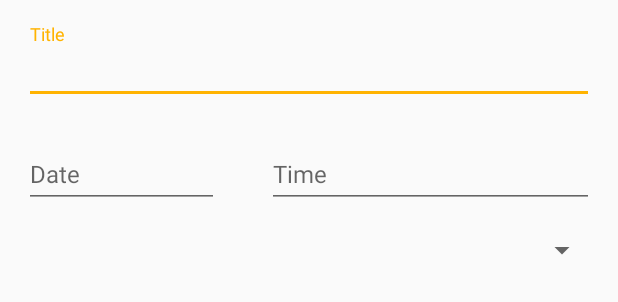
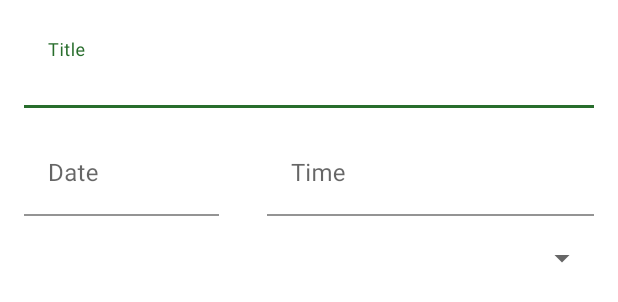
Before and after one commit to goodibunakov/iRemember, an Android app: the layout dialog_task.xml on its own in the app's theme, with its tools: preview values and no code run, on a phone screen of 412 x 824 dp. Shown: the top 302 px of the screen. Run offline under Robolectric (Android 15) with nearby library versions, the phone set to English and light mode, and no system bars.

Commit message:
Fix Crashlytics, RateBottomSheet added, migrate to MaterialComponents

```diff
--- a/IRemember/app/build.gradle
+++ b/IRemember/app/build.gradle
@@ -2,7 +2,6 @@ apply plugin: 'com.android.application'
 apply plugin: 'kotlin-android'
 apply plugin: 'kotlin-android-extensions'
 apply plugin: 'kotlin-kapt'
-apply plugin: 'io.fabric'
 apply plugin: 'com.google.firebase.firebase-perf'
 
 android {
@@ -92,10 +91,14 @@ dependencies {
     // Firebase
     implementation 'com.google.firebase:firebase-core:17.2.3'
     implementation 'com.google.firebase:firebase-analytics:17.2.3'
+    implementation 'com.google.firebase:firebase-crashlytics:17.0.0-beta01'
     implementation 'com.google.firebase:firebase-perf:19.0.5'
 
     // Stetho
 //    implementation 'com.facebook.stetho:stetho:1.5.1'
+
+    // RateBottomSheet
+    implementation 'com.mikhaellopez:ratebottomsheet:1.0.3'
 
     implementation fileTree(include: ['*.jar'], dir: 'libs')
     androidTestImplementation('androidx.test.espresso:espresso-core:3.2.0', {
@@ -105,3 +108,4 @@ dependencies {
     testImplementation 'androidx.test.ext:junit:1.1.1'
 }
 apply plugin: 'com.google.gms.google-services'
+apply plugin: 'com.google.firebase.crashlytics'
--- a/IRemember/app/src/main/java/ru/goodibunakov/iremember/presentation/presenter/CurrentTaskFragmentPresenter.kt
+++ b/IRemember/app/src/main/java/ru/goodibunakov/iremember/presentation/presenter/CurrentTaskFragmentPresenter.kt
@@ -25,6 +25,7 @@ class CurrentTaskFragmentPresenter(private val bus: RxBus) : TaskFragmentPresent
 
         searchSubscribe()
         bus.post(UpdateEvent)
+        viewState.initRateBottomSheet()
     }
 
     private fun getTasks(query: String = "") {
--- a/IRemember/app/src/main/java/ru/goodibunakov/iremember/presentation/view/adapter/TasksAdapter.kt
+++ b/IRemember/app/src/main/java/ru/goodibunakov/iremember/presentation/view/adapter/TasksAdapter.kt
@@ -139,7 +139,7 @@ abstract class TasksAdapter : RecyclerView.Adapter<RecyclerView.ViewHolder>() {
                 itemView.priority.isEnabled = false
                 model.status = ModelTask.STATUS_DONE
 
-                itemView.tvTitle.setTextColor(ContextCompat.getColor(itemView.tvTitle.context, R.color.gray50))
+                itemView.tvTitle.setTextColor(ContextCompat.getColor(itemView.tvTitle.context, R.color.colorGray50))
                 itemView.tvDate.setTextColor(ContextCompat.getColor(itemView.tvDate.context, android.R.color.darker_gray))
                 itemView.priority.setColorFilter(ContextCompat.getColor(itemView.priority.context, model.getPriorityColor()))
 
--- a/IRemember/app/src/main/java/ru/goodibunakov/iremember/presentation/view/fragment/CurrentTaskFragmentView.kt
+++ b/IRemember/app/src/main/java/ru/goodibunakov/iremember/presentation/view/fragment/CurrentTaskFragmentView.kt
@@ -10,7 +10,11 @@ interface CurrentTaskFragmentView : TaskFragmentView {
     override fun checkAdapter()
     fun showFab()
     fun hideFab()
+
     @StateStrategyType(SkipStrategy::class)
     fun showEditTaskDialog(task: ModelTask)
     override fun cancelRemoveDialog()
+
+    @StateStrategyType(OneExecutionStateStrategy::class)
+    fun initRateBottomSheet()
 }
--- a/IRemember/app/src/main/res/layout/dialog_task.xml
+++ b/IRemember/app/src/main/res/layout/dialog_task.xml
@@ -1,5 +1,6 @@
 <?xml version="1.0" encoding="utf-8"?>
 <ScrollView xmlns:android="http://schemas.android.com/apk/res/android"
+    xmlns:app="http://schemas.android.com/apk/res-auto"
     xmlns:tools="http://schemas.android.com/tools"
     android:layout_width="match_parent"
     android:layout_height="wrap_content"
@@ -12,11 +13,12 @@
         <com.google.android.material.textfield.TextInputLayout
             android:id="@+id/dialogTaskTitle"
             android:layout_width="match_parent"
-            android:hint="@string/task_title"
             android:layout_height="wrap_content"
             android:layout_marginLeft="16dp"
             android:layout_marginTop="16dp"
-            android:layout_marginRight="16dp">
+            android:layout_marginRight="16dp"
+            android:hint="@string/task_title"
+            app:boxBackgroundColor="@android:color/white">
 
             <EditText
                 android:id="@+id/etTitle"
@@ -31,11 +33,12 @@
             android:id="@+id/dialogTaskDate"
             android:layout_width="130dp"
             android:layout_height="wrap_content"
-            android:hint="@string/task_date"
             android:layout_below="@id/dialogTaskTitle"
             android:layout_marginLeft="16dp"
             android:layout_marginTop="16dp"
-            android:layout_marginRight="16dp">
+            android:layout_marginRight="16dp"
+            android:hint="@string/task_date"
+            app:boxBackgroundColor="@android:color/white">
 
             <EditText
                 android:id="@+id/etDate"
@@ -52,13 +55,14 @@
             android:id="@+id/dialogTaskTime"
             android:layout_width="match_parent"
             android:layout_height="wrap_content"
-            android:hint="@string/task_time"
             android:layout_below="@id/dialogTaskTitle"
             android:layout_marginLeft="16dp"
             android:layout_marginTop="16dp"
             android:layout_marginRight="16dp"
             android:layout_toEndOf="@id/dialogTaskDate"
-            android:layout_toRightOf="@id/dialogTaskDate">
+            android:layout_toRightOf="@id/dialogTaskDate"
+            android:hint="@string/task_time"
+            app:boxBackgroundColor="@android:color/white">
 
             <EditText
                 android:id="@+id/etTime"
@@ -76,8 +80,8 @@
             android:layout_width="match_parent"
             android:layout_height="wrap_content"
             android:layout_below="@id/dialogTaskDate"
+            android:layout_marginLeft="16dp"
             android:layout_marginTop="16dp"
-            android:layout_marginLeft="16dp"
             android:layout_marginRight="13dp"
             tools:ignore="RtlHardcoded" />
     </RelativeLayout>
--- a/IRemember/app/src/main/res/layout/item_task.xml
+++ b/IRemember/app/src/main/res/layout/item_task.xml
@@ -25,7 +25,7 @@
             android:layout_height="40dp"
             android:layout_gravity="center_vertical"
             android:layout_margin="8dp"
-            tools:src="@color/gray50" />
+            tools:src="@color/colorGray50" />
 
         <LinearLayout
             android:layout_width="match_parent"
--- a/IRemember/app/src/main/res/values/colors.xml
+++ b/IRemember/app/src/main/res/values/colors.xml
@@ -6,6 +6,7 @@
     <color name="colorAccent">#ffb300</color>
     <color name="colorAccentLight">#ffea00</color>
     <color name="colorLightGrey">#898989</color>
+    <color name="colorGray50">#E7E7E7</color>
 
     <color name="priority_high">#f44336</color>
     <color name="priority_normal">#2196F3</color>
@@ -15,5 +16,4 @@
     <color name="priority_normal_selected">#64B5F6</color>
     <color name="priority_low_selected">#81C784</color>
 
-    <color name="gray50">#E7E7E7</color>
 </resources>
--- a/IRemember/app/src/main/res/values/styles.xml
+++ b/IRemember/app/src/main/res/values/styles.xml
@@ -1,15 +1,22 @@
 <resources>
 
-    <style name="AppTheme" parent="Theme.AppCompat.Light.NoActionBar">
+    <style name="AppTheme" parent="Theme.MaterialComponents.Light.NoActionBar">
         <item name="colorPrimary">@color/colorPrimary</item>
         <item name="colorPrimaryDark">@color/colorPrimaryDark</item>
         <item name="colorAccent">@color/colorAccent</item>
         <item name="android:actionOverflowButtonStyle">@style/ActionButtonOverflow</item>
-<!--        <item name="android:windowBackground">@null</item>-->
+        <item name="colorOnSecondary">@android:color/white</item>
     </style>
 
-    <style name="ActionButtonOverflow" parent="ThemeOverlay.AppCompat.Dark">
+    <style name="ActionButtonOverflow" parent="ThemeOverlay.MaterialComponents.Dark">
         <item name="android:src">@drawable/ic_more_vert_white_24dp</item>
+    </style>
+
+    <style name="AppTheme.TabLayout" parent="Widget.MaterialComponents.TabLayout">
+        <item name="android:background">@color/colorPrimary</item>
+        <item name="tabIndicatorColor">@color/colorAccent</item>
+        <item name="tabSelectedTextColor">@color/colorAccent</item>
+        <item name="tabTextColor">@color/colorPrimaryDark</item>
     </style>
 
     <style name="DialogAnimation">
@@ -17,7 +24,7 @@
         <item name="android:windowExitAnimation">@anim/slide_to_right</item>
     </style>
 
-    <style name="AppThemeDialog" parent="Theme.AppCompat.Light.Dialog.Alert">
+    <style name="AppThemeDialog" parent="Theme.MaterialComponents.Light.Dialog.Alert">
         <item name="colorAccent">@color/colorPrimary</item>
         <item name="colorPrimary">@color/colorPrimary</item>
         <item name="colorPrimaryDark">@color/colorPrimaryDark</item>
```
Also changed, not shown: IRemember/app/src/main/java/ru/goodibunakov/iremember/presentation/view/fragment/CurrentTaskFragment.kt (+20 -1 lines), IRemember/app/src/main/res/layout/activity_main.xml (+5 -7 lines), IRemember/app/src/main/res/layout/fragment_current_task.xml (+5 -2 lines), IRemember/app/src/main/res/values/strings.xml (+11 -0 lines), IRemember/build.gradle (+2 -5 lines), IRemember/app/src/main/res/drawable/ic_add_white_24dp.xml (renamed from IRemember/app/src/main/res/drawable/ic_add_black_24dp.xml), 1 other file.
